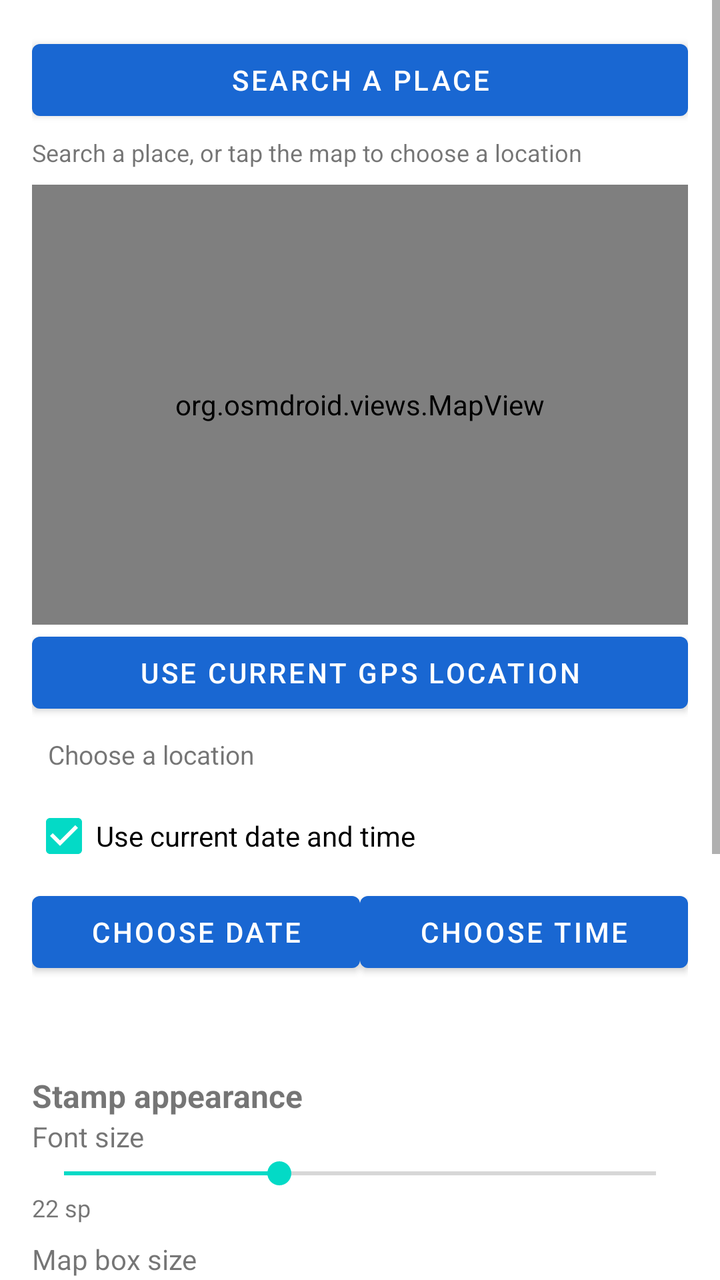
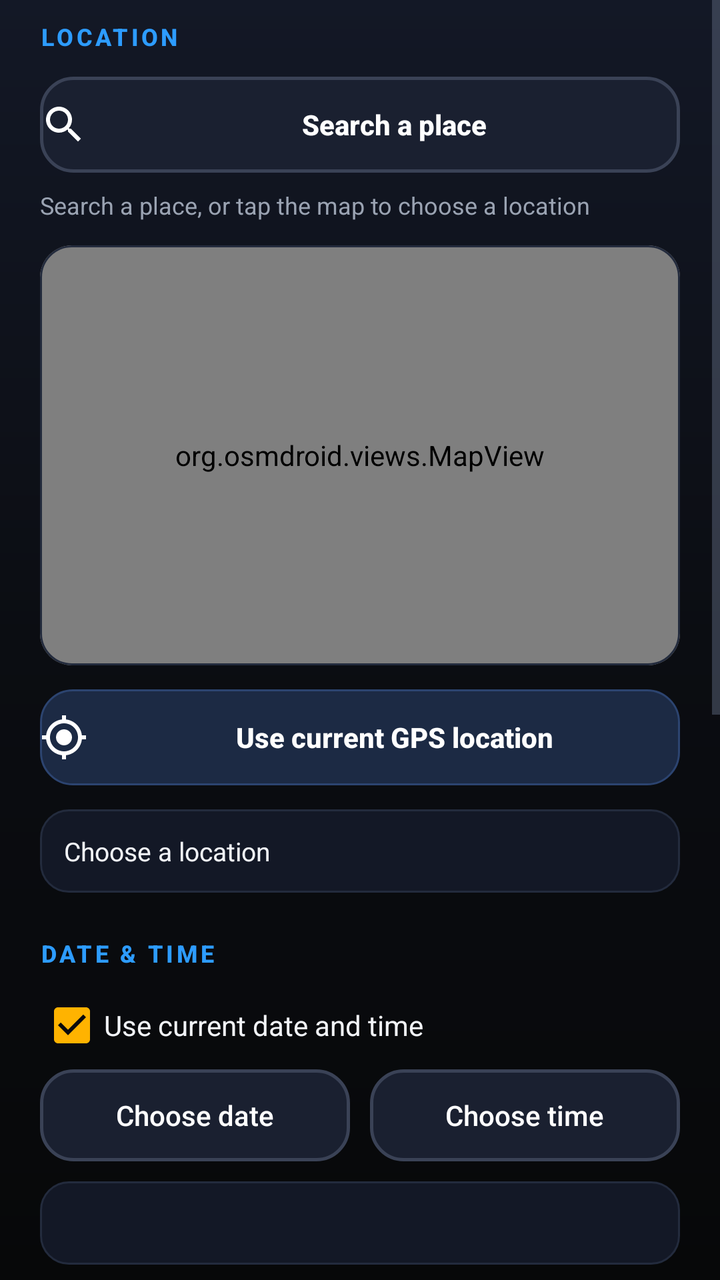

Before-and-after screenshots of an Android layout around one commit, followed by the original layout XML and the change that was made.
<!-- AndroidManifest.xml: application theme Theme.GpsMapCamera -->
<!-- res/layout/dialog_stamp_options.xml -->
<ScrollView xmlns:android="http://schemas.android.com/apk/res/android"
    android:layout_width="match_parent" android:layout_height="match_parent" android:fillViewport="true">
    <LinearLayout android:layout_width="match_parent" android:layout_height="wrap_content"
        android:orientation="vertical" android:padding="16dp">
        <Button android:id="@+id/searchPlaceButton" android:layout_width="match_parent"
            android:layout_height="wrap_content" android:text="Search a place"/>
        <TextView android:layout_width="match_parent" android:layout_height="wrap_content"
            android:text="Search a place, or tap the map to choose a location" android:textSize="12sp"
            android:layout_marginTop="4dp"/>
        <org.osmdroid.views.MapView android:id="@+id/locationMap"
            android:layout_width="match_parent" android:layout_height="220dp"
            android:layout_marginTop="8dp"/>
        <Button android:id="@+id/useGpsButton" android:layout_width="match_parent"
            android:layout_height="wrap_content" android:text="Use current GPS location"/>
        <TextView android:id="@+id/locationSummary" android:layout_width="match_parent"
            android:layout_height="wrap_content" android:text="Choose a location"
            android:padding="8dp" android:textSize="13sp"/>
        <CheckBox android:id="@+id/useCurrentTime" android:layout_width="match_parent"
            android:layout_height="wrap_content" android:text="Use current date and time"
            android:checked="true"/>
        <LinearLayout android:layout_width="match_parent" android:layout_height="wrap_content"
            android:orientation="horizontal">
            <Button android:id="@+id/pickDateButton" android:layout_width="0dp"
                android:layout_weight="1" android:layout_height="wrap_content" android:text="Choose date"/>
            <Button android:id="@+id/pickTimeButton" android:layout_width="0dp"
                android:layout_weight="1" android:layout_height="wrap_content" android:text="Choose time"/>
        </LinearLayout>
        <TextView android:id="@+id/dateTimeSummary" android:layout_width="match_parent"
            android:layout_height="wrap_content" android:padding="8dp"/>
        <TextView android:layout_width="match_parent" android:layout_height="wrap_content"
            android:text="Stamp appearance" android:textStyle="bold" android:textSize="16sp"
            android:layout_marginTop="12dp" />
        <TextView android:layout_width="match_parent" android:layout_height="wrap_content"
            android:text="Font size" />
        <SeekBar android:id="@+id/stampFontSize" android:layout_width="match_parent"
            android:layout_height="wrap_content" android:max="22" android:progress="8" />
        <TextView android:id="@+id/fontSizeValue" android:layout_width="match_parent"
            android:layout_height="wrap_content" android:text="22 sp" android:textSize="12sp" />
        <TextView android:layout_width="match_parent" android:layout_height="wrap_content"
            android:text="Map box size" android:layout_marginTop="8dp" />
        <SeekBar android:id="@+id/stampMapSize" android:layout_width="match_parent"
            android:layout_height="wrap_content" android:max="110" android:progress="55" />
        <TextView android:id="@+id/mapSizeValue" android:layout_width="match_parent"
            android:layout_height="wrap_content" android:text="145 dp" android:textSize="12sp" />
        <TextView android:layout_width="match_parent" android:layout_height="wrap_content"
            android:text="Font color" android:layout_marginTop="8dp" />
        <Spinner android:id="@+id/stampFontColor" android:layout_width="match_parent"
            android:layout_height="wrap_content" />
        <TextView android:layout_width="match_parent" android:layout_height="wrap_content"
            android:text="Show on stamp" android:textStyle="bold" android:layout_marginTop="8dp" />
        <CheckBox android:id="@+id/showAddressLine" android:layout_width="match_parent"
            android:layout_height="wrap_content" android:text="Show address / area" android:checked="true" />
        <CheckBox android:id="@+id/showCoordinates" android:layout_width="match_parent"
            android:layout_height="wrap_content" android:text="Show latitude and longitude" android:checked="true" />
        <CheckBox android:id="@+id/showDateTime" android:layout_width="match_parent"
            android:layout_height="wrap_content" android:text="Show date and time" android:checked="true" />
        <Button android:id="@+id/applyOptionsButton" android:layout_width="match_parent"
            android:layout_height="wrap_content" android:text="Preview stamp"/>
    </LinearLayout>
</ScrollView>
<!-- resources referenced by this layout -->
<resources>
  <style name="Theme.GpsMapCamera" parent="Theme.MaterialComponents.DayNight.NoActionBar">
          <item name="colorPrimary">#1967D2</item>
          <item name="colorPrimaryVariant">#174EA6</item>
          <item name="colorOnPrimary">#FFFFFF</item>
      </style>
</resources>

<!-- the commit's change to res/layout/dialog_stamp_options.xml (unified diff, before → after) -->
@@ -1,60 +1,264 @@
+<?xml version="1.0" encoding="utf-8"?>
 <ScrollView xmlns:android="http://schemas.android.com/apk/res/android"
-    android:layout_width="match_parent" android:layout_height="match_parent" android:fillViewport="true">
-    <LinearLayout android:layout_width="match_parent" android:layout_height="wrap_content"
-        android:orientation="vertical" android:padding="16dp">
-        <Button android:id="@+id/searchPlaceButton" android:layout_width="match_parent"
-            android:layout_height="wrap_content" android:text="Search a place"/>
-        <TextView android:layout_width="match_parent" android:layout_height="wrap_content"
-            android:text="Search a place, or tap the map to choose a location" android:textSize="12sp"
-            android:layout_marginTop="4dp"/>
-        <org.osmdroid.views.MapView android:id="@+id/locationMap"
-            android:layout_width="match_parent" android:layout_height="220dp"
-            android:layout_marginTop="8dp"/>
-        <Button android:id="@+id/useGpsButton" android:layout_width="match_parent"
-            android:layout_height="wrap_content" android:text="Use current GPS location"/>
-        <TextView android:id="@+id/locationSummary" android:layout_width="match_parent"
-            android:layout_height="wrap_content" android:text="Choose a location"
-            android:padding="8dp" android:textSize="13sp"/>
-        <CheckBox android:id="@+id/useCurrentTime" android:layout_width="match_parent"
-            android:layout_height="wrap_content" android:text="Use current date and time"
-            android:checked="true"/>
-        <LinearLayout android:layout_width="match_parent" android:layout_height="wrap_content"
+    android:layout_width="match_parent"
+    android:layout_height="match_parent"
+    android:fillViewport="true"
+    android:overScrollMode="ifContentScrolls">
+
+    <LinearLayout
+        android:layout_width="match_parent"
+        android:layout_height="wrap_content"
+        android:orientation="vertical"
+        android:paddingStart="20dp"
+        android:paddingEnd="20dp"
+        android:paddingTop="10dp"
+        android:paddingBottom="14dp">
+
+        
+        <TextView style="@style/SectionLabel"
+            android:layout_width="match_parent"
+            android:layout_height="wrap_content"
+            android:text="LOCATION" />
+
+        <androidx.appcompat.widget.AppCompatButton
+            android:id="@+id/searchPlaceButton"
+            android:layout_width="match_parent"
+            android:layout_height="48dp"
+            android:layout_marginTop="12dp"
+            android:background="@drawable/bg_button_outline"
+            android:drawableStart="@drawable/ic_action_search"
+            android:drawablePadding="10dp"
+            android:gravity="center"
+            android:text="Search a place"
+            android:textColor="@color/btn_text_light"
+            android:textSize="14sp"
+            android:textStyle="bold"
+            android:textAllCaps="false"
+            android:stateListAnimator="@null" />
+
+        <TextView
+            android:layout_width="match_parent"
+            android:layout_height="wrap_content"
+            android:layout_marginTop="8dp"
+            android:text="Search a place, or tap the map to choose a location"
+            android:textColor="@color/text_muted"
+            android:textSize="12sp" />
+
+        <com.google.android.material.card.MaterialCardView
+            android:layout_width="match_parent"
+            android:layout_height="wrap_content"
+            android:layout_marginTop="12dp"
+            app:cardBackgroundColor="#10141D"
+            app:cardCornerRadius="16dp"
+            app:cardElevation="0dp"
+            app:strokeWidth="1dp"
+            app:strokeColor="@color/surface_stroke_soft"
+            xmlns:app="http://schemas.android.com/apk/res-auto">
+
+            <org.osmdroid.views.MapView
+                android:id="@+id/locationMap"
+                android:layout_width="match_parent"
+                android:layout_height="210dp" />
+        </com.google.android.material.card.MaterialCardView>
+
+        <androidx.appcompat.widget.AppCompatButton
+            android:id="@+id/useGpsButton"
+            android:layout_width="match_parent"
+            android:layout_height="48dp"
+            android:layout_marginTop="12dp"
+            android:background="@drawable/bg_button_tonal"
+            android:drawableStart="@drawable/ic_action_gps"
+            android:drawablePadding="10dp"
+            android:gravity="center"
+            android:text="Use current GPS location"
+            android:textColor="@color/btn_text_light"
+            android:textSize="14sp"
+            android:textStyle="bold"
+            android:textAllCaps="false"
+            android:stateListAnimator="@null" />
+
+        <TextView
+            android:id="@+id/locationSummary"
+            style="@style/InfoBox"
+            android:layout_width="match_parent"
+            android:layout_height="wrap_content"
+            android:layout_marginTop="12dp"
+            android:text="Choose a location" />
+
+        
+        <TextView style="@style/SectionLabel"
+            android:layout_width="match_parent"
+            android:layout_height="wrap_content"
+            android:layout_marginTop="22dp"
+            android:text="DATE &amp; TIME" />
+
+        <CheckBox
+            android:id="@+id/useCurrentTime"
+            android:layout_width="match_parent"
+            android:layout_height="wrap_content"
+            android:layout_marginTop="6dp"
+            android:minHeight="44dp"
+            android:text="Use current date and time"
+            android:textColor="@color/text_bright"
+            android:textSize="14sp"
+            android:checked="true" />
+
+        <LinearLayout
+            android:layout_width="match_parent"
+            android:layout_height="wrap_content"
             android:orientation="horizontal">
-            <Button android:id="@+id/pickDateButton" android:layout_width="0dp"
-                android:layout_weight="1" android:layout_height="wrap_content" android:text="Choose date"/>
-            <Button android:id="@+id/pickTimeButton" android:layout_width="0dp"
-                android:layout_weight="1" android:layout_height="wrap_content" android:text="Choose time"/>
+
+            <androidx.appcompat.widget.AppCompatButton
+                android:id="@+id/pickDateButton"
+                android:layout_width="0dp"
+                android:layout_weight="1"
+                android:layout_height="46dp"
+                android:background="@drawable/bg_button_outline"
+                android:text="Choose date"
+                android:textColor="@color/btn_text_light"
+                android:textSize="14sp"
+                android:textAllCaps="false"
+                android:stateListAnimator="@null" />
+
+            <Space
+                android:layout_width="10dp"
+                android:layout_height="1dp" />
+
+            <androidx.appcompat.widget.AppCompatButton
+                android:id="@+id/pickTimeButton"
+                android:layout_width="0dp"
+                android:layout_weight="1"
+                android:layout_height="46dp"
+                android:background="@drawable/bg_button_outline"
+                android:text="Choose time"
+                android:textColor="@color/btn_text_light"
+                android:textSize="14sp"
+                android:textAllCaps="false"
+                android:stateListAnimator="@null" />
         </LinearLayout>
-        <TextView android:id="@+id/dateTimeSummary" android:layout_width="match_parent"
-            android:layout_height="wrap_content" android:padding="8dp"/>
-        <TextView android:layout_width="match_parent" android:layout_height="wrap_content"
-            android:text="Stamp appearance" android:textStyle="bold" android:textSize="16sp"
-            android:layout_marginTop="12dp" />
-        <TextView android:layout_width="match_parent" android:layout_height="wrap_content"
+
+        <TextView
+            android:id="@+id/dateTimeSummary"
+            style="@style/InfoBox"
+            android:layout_width="match_parent"
+            android:layout_height="wrap_content"
+            android:layout_marginTop="10dp" />
+
+        
+        <TextView style="@style/SectionLabel"
+            android:layout_width="match_parent"
+            android:layout_height="wrap_content"
+            android:layout_marginTop="22dp"
+            android:text="STAMP APPEARANCE" />
+
+        <TextView style="@style/FieldLabel"
+            android:layout_width="match_parent"
+            android:layout_height="wrap_content"
+            android:layout_marginTop="12dp"
             android:text="Font size" />
-        <SeekBar android:id="@+id/stampFontSize" android:layout_width="match_parent"
-            android:layout_height="wrap_content" android:max="22" android:progress="8" />
-        <TextView android:id="@+id/fontSizeValue" android:layout_width="match_parent"
-            android:layout_height="wrap_content" android:text="22 sp" android:textSize="12sp" />
-        <TextView android:layout_width="match_parent" android:layout_height="wrap_content"
-            android:text="Map box size" android:layout_marginTop="8dp" />
-        <SeekBar android:id="@+id/stampMapSize" android:layout_width="match_parent"
-            android:layout_height="wrap_content" android:max="110" android:progress="55" />
-        <TextView android:id="@+id/mapSizeValue" android:layout_width="match_parent"
-            android:layout_height="wrap_content" android:text="145 dp" android:textSize="12sp" />
-        <TextView android:layout_width="match_parent" android:layout_height="wrap_content"
-            android:text="Font color" android:layout_marginTop="8dp" />
-        <Spinner android:id="@+id/stampFontColor" android:layout_width="match_parent"
-            android:layout_height="wrap_content" />
-        <TextView android:layout_width="match_parent" android:layout_height="wrap_content"
-            android:text="Show on stamp" android:textStyle="bold" android:layout_marginTop="8dp" />
-        <CheckBox android:id="@+id/showAddressLine" android:layout_width="match_parent"
-            android:layout_height="wrap_content" android:text="Show address / area" android:checked="true" />
-        <CheckBox android:id="@+id/showCoordinates" android:layout_width="match_parent"
-            android:layout_height="wrap_content" android:text="Show latitude and longitude" android:checked="true" />
-        <CheckBox android:id="@+id/showDateTime" android:layout_width="match_parent"
-            android:layout_height="wrap_content" android:text="Show date and time" android:checked="true" />
-        <Button android:id="@+id/applyOptionsButton" android:layout_width="match_parent"
-            android:layout_height="wrap_content" android:text="Preview stamp"/>
+
+        <SeekBar
+            android:id="@+id/stampFontSize"
+            android:layout_width="match_parent"
+            android:layout_height="wrap_content"
+            android:layout_marginTop="4dp"
+            android:max="22"
+            android:progress="8" />
+
+        <TextView
+            android:id="@+id/fontSizeValue"
+            android:layout_width="match_parent"
+            android:layout_height="wrap_content"
+            android:text="22 sp"
+            android:textColor="@color/text_muted"
+            android:textSize="12sp" />
+
+        <TextView style="@style/FieldLabel"
+            android:layout_width="match_parent"
+            android:layout_height="wrap_content"
+            android:layout_marginTop="10dp"
+            android:text="Map box size" />
+
+        <SeekBar
+            android:id="@+id/stampMapSize"
+            android:layout_width="match_parent"
+            android:layout_height="wrap_content"
+            android:layout_marginTop="4dp"
+            android:max="110"
+            android:progress="55" />
+
+        <TextView
+            android:id="@+id/mapSizeValue"
+            android:layout_width="match_parent"
+            android:layout_height="wrap_content"
+            android:text="145 dp"
+            android:textColor="@color/text_muted"
+            android:textSize="12sp" />
+
+        <TextView style="@style/FieldLabel"
+            android:layout_width="match_parent"
+            android:layout_height="wrap_content"
+            android:layout_marginTop="12dp"
+            android:text="Font color" />
+
+        <Spinner
+            android:id="@+id/stampFontColor"
+            android:layout_width="match_parent"
+            android:layout_height="48dp"
+            android:layout_marginTop="4dp" />
+
+        
+        <TextView style="@style/SectionLabel"
+            android:layout_width="match_parent"
+            android:layout_height="wrap_content"
+            android:layout_marginTop="22dp"
+            android:text="SHOW ON STAMP" />
+
+        <CheckBox
+            android:id="@+id/showAddressLine"
+            android:layout_width="match_parent"
+            android:layout_height="wrap_content"
+            android:layout_marginTop="6dp"
+            android:minHeight="44dp"
+            android:text="Show address / area"
+            android:textColor="@color/text_bright"
+            android:textSize="14sp"
+            android:checked="true" />
+
+        <CheckBox
+            android:id="@+id/showCoordinates"
+            android:layout_width="match_parent"
+            android:layout_height="wrap_content"
+            android:minHeight="44dp"
+            android:text="Show latitude and longitude"
+            android:textColor="@color/text_bright"
+            android:textSize="14sp"
+            android:checked="true" />
+
+        <CheckBox
+            android:id="@+id/showDateTime"
+            android:layout_width="match_parent"
+            android:layout_height="wrap_content"
+            android:minHeight="44dp"
+            android:text="Show date and time"
+            android:textColor="@color/text_bright"
+            android:textSize="14sp"
+            android:checked="true" />
+
+        <androidx.appcompat.widget.AppCompatButton
+            android:id="@+id/applyOptionsButton"
+            android:layout_width="match_parent"
+            android:layout_height="54dp"
+            android:layout_marginTop="16dp"
+            android:background="@drawable/bg_button_primary"
+            android:drawableStart="@drawable/ic_action_tune"
+            android:drawablePadding="10dp"
+            android:gravity="center"
+            android:text="Preview stamp"
+            android:textColor="@color/btn_text_light"
+            android:textSize="15sp"
+            android:textStyle="bold"
+            android:textAllCaps="false"
+            android:stateListAnimator="@null" />
     </LinearLayout>
 </ScrollView>
<!-- resource entries referenced after the edit -->
@@ -1,9 +1,202 @@
 <!-- resources referenced by this layout -->
 <resources>
-  <style name="Theme.GpsMapCamera" parent="Theme.MaterialComponents.DayNight.NoActionBar">
-          <item name="colorPrimary">#1967D2</item>
-          <item name="colorPrimaryVariant">#174EA6</item>
+  <color name="surface_stroke_soft">#232B3D</color>
+  <color name="text_bright">#F2F4F8</color>
+  <color name="text_muted">#9AA3B2</color>
+  <!-- drawable bg_button_outline (drawable) -->
+  <?xml version="1.0" encoding="utf-8"?>
+  <selector xmlns:android="http://schemas.android.com/apk/res/android">
+      <item android:state_enabled="false">
+          <shape>
+              <corners android:radius="16dp" />
+              <solid android:color="@color/btn_disabled_fill" />
+              <stroke android:width="1dp" android:color="#2A3140" />
+          </shape>
+      </item>
+      <item>
+          <ripple android:color="#33FFFFFF">
+              <item>
+                  <shape>
+                      <corners android:radius="16dp" />
+                      <solid android:color="#1A2030" />
+                      <stroke
+                          android:width="1.5dp"
+                          android:color="#3A4256" />
+                  </shape>
+              </item>
+          </ripple>
+      </item>
+  </selector>
+  <!-- drawable bg_button_primary (drawable) -->
+  <?xml version="1.0" encoding="utf-8"?>
+  <selector xmlns:android="http://schemas.android.com/apk/res/android">
+      <item android:state_enabled="false">
+          <shape>
+              <corners android:radius="16dp" />
+              <solid android:color="@color/btn_disabled_fill" />
+              <stroke android:width="1dp" android:color="#2A3140" />
+          </shape>
+      </item>
+      <item>
+          <ripple android:color="#4DFFFFFF">
+              <item>
+                  <shape>
+                      <corners android:radius="16dp" />
+                      <gradient
+                          android:angle="0"
+                          android:startColor="#4FB2FF"
+                          android:centerColor="#2D9CFF"
+                          android:endColor="#1967D2" />
+                  </shape>
+              </item>
+          </ripple>
+      </item>
+  </selector>
+  <!-- drawable bg_button_tonal (drawable) -->
+  <?xml version="1.0" encoding="utf-8"?>
+  <selector xmlns:android="http://schemas.android.com/apk/res/android">
+      <item android:state_enabled="false">
+          <shape>
+              <corners android:radius="16dp" />
+              <solid android:color="@color/btn_disabled_fill" />
+              <stroke android:width="1dp" android:color="#2A3140" />
+          </shape>
+      </item>
+      <item>
+          <ripple android:color="#33FFFFFF">
+              <item>
+                  <shape>
+                      <corners android:radius="16dp" />
+                      <solid android:color="#1C2A44" />
+                      <stroke
+                          android:width="1dp"
+                          android:color="#2C4470" />
+                  </shape>
+              </item>
+          </ripple>
+      </item>
+  </selector>
+  <!-- drawable ic_action_gps (drawable) -->
+  <?xml version="1.0" encoding="utf-8"?>
+  <vector xmlns:android="http://schemas.android.com/apk/res/android"
+      android:width="24dp"
+      android:height="24dp"
+      android:viewportWidth="24"
+      android:viewportHeight="24">
+      <path
+          android:fillColor="#FFFFFFFF"
+          android:pathData="M12,8c-2.21,0 -4,1.79 -4,4s1.79,4 4,4 4,-1.79 4,-4 -1.79,-4 -4,-4zM20.94,11c-0.46,-4.17 -3.77,-7.48 -7.94,-7.94L13,1h-2v2.06C6.83,3.52 3.52,6.83 3.06,11L1,11v2h2.06c0.46,4.17 3.77,7.48 7.94,7.94L11,23h2v-2.06c4.17,-0.46 7.48,-3.77 7.94,-7.94L23,13v-2h-2.06zM12,19c-3.87,0 -7,-3.13 -7,-7s3.13,-7 7,-7 7,3.13 7,7 -3.13,7 -7,7z" />
+  </vector>
+  <!-- drawable ic_action_search (drawable) -->
+  <?xml version="1.0" encoding="utf-8"?>
+  <vector xmlns:android="http://schemas.android.com/apk/res/android"
+      android:width="24dp"
+      android:height="24dp"
+      android:viewportWidth="24"
+      android:viewportHeight="24">
+      <path
+          android:fillColor="#FFFFFFFF"
+          android:pathData="M15.5,14h-0.79l-0.28,-0.27C15.41,12.59 16,11.11 16,9.5 16,5.91 13.09,3 9.5,3S3,5.91 3,9.5 5.91,16 9.5,16c1.61,0 3.09,-0.59 4.23,-1.57l0.27,0.28v0.79l5,4.99L20.49,19l-4.99,-5zM9.5,14C7.01,14 5,11.99 5,9.5S7.01,5 9.5,5 14,7.01 14,9.5 11.99,14 9.5,14z" />
+  </vector>
+  <!-- drawable ic_action_tune (drawable) -->
+  <?xml version="1.0" encoding="utf-8"?>
+  <vector xmlns:android="http://schemas.android.com/apk/res/android"
+      android:width="24dp"
+      android:height="24dp"
+      android:viewportWidth="24"
+      android:viewportHeight="24">
+      <path
+          android:fillColor="#FFFFFFFF"
+          android:pathData="M3,17v2h6v-2L3,17zM3,5v2h10L13,5L3,5zM13,21v-2h8v-2h-8v-2h-2v6h2zM7,9v2L3,11v2h4v2h2L9,9L7,9zM21,13v-2L11,11v2h10zM15,9h2L17,7h4L21,5h-4L17,3h-2v6z" />
+  </vector>
+  <style name="FieldLabel">
+          <item name="android:textColor">@color/text_muted</item>
+          <item name="android:textSize">13sp</item>
+      </style>
+  <style name="InfoBox">
+          <item name="android:background">@drawable/bg_info_box</item>
+          <item name="android:padding">12dp</item>
+          <item name="android:textColor">@color/text_bright</item>
+          <item name="android:textSize">13sp</item>
+          <item name="android:lineSpacingExtra">3dp</item>
+      </style>
+  <style name="SectionLabel">
+          <item name="android:textColor">@color/accent_blue</item>
+          <item name="android:textSize">12sp</item>
+          <item name="android:textStyle">bold</item>
+          <item name="android:letterSpacing">0.12</item>
+          <item name="android:fontFamily">sans-serif-medium</item>
+      </style>
+  <style name="Theme.GpsMapCamera" parent="Theme.MaterialComponents.NoActionBar">
+          <item name="colorPrimary">@color/accent_blue</item>
+          <item name="colorPrimaryVariant">@color/accent_blue_deep</item>
           <item name="colorOnPrimary">#FFFFFF</item>
-      </style>
+          <item name="colorSecondary">@color/accent_amber</item>
+          <item name="colorSecondaryVariant">@color/accent_amber_deep</item>
+          <item name="colorOnSecondary">@color/on_amber</item>
+          <item name="android:colorBackground">@color/bg_deep</item>
+          <item name="colorSurface">@color/surface_dark</item>
+          <item name="colorOnSurface">@color/text_bright</item>
+          <item name="colorOnError">#FF6E6E</item>
+          <item name="android:textColorPrimary">@color/text_bright</item>
+          <item name="android:textColorSecondary">@color/text_muted</item>
+          <item name="android:colorControlActivated">@color/accent_blue</item>
+          <item name="android:colorControlNormal">#5A6478</item>
+          <item name="android:windowBackground">@drawable/bg_main_gradient</item>
+          <item name="android:statusBarColor">@color/bg_deep</item>
+          <item name="android:navigationBarColor">@color/bg_deep</item>
+          <item name="android:windowLightStatusBar">false</item>
+          <item name="alertDialogTheme">@style/Theme.GpsMapCamera.Alert</item>
+      </style>
+  <color name="btn_disabled_fill">#232833</color>
+  <!-- drawable bg_info_box (drawable) -->
+  <?xml version="1.0" encoding="utf-8"?>
+  <shape xmlns:android="http://schemas.android.com/apk/res/android">
+      <corners android:radius="14dp" />
+      <solid android:color="#131826" />
+      <stroke
+          android:width="1dp"
+          android:color="@color/surface_stroke_soft" />
+  </shape>
+  <color name="accent_blue">#2D9CFF</color>
+  <color name="accent_blue_deep">#1967D2</color>
+  <color name="accent_amber">#FFB300</color>
+  <color name="accent_amber_deep">#FF8F00</color>
+  <color name="on_amber">#1A1200</color>
+  <color name="bg_deep">#0B0D12</color>
+  <color name="surface_dark">#171B24</color>
+  <!-- drawable bg_main_gradient (drawable) -->
+  <?xml version="1.0" encoding="utf-8"?>
+  <shape xmlns:android="http://schemas.android.com/apk/res/android">
+      <gradient
+          android:angle="270"
+          android:startColor="#131826"
+          android:centerColor="#0B0D12"
+          android:endColor="#070809" />
+  </shape>
+  <style name="Theme.GpsMapCamera.Alert" parent="ThemeOverlay.MaterialComponents.Dialog.Alert">
+          <item name="android:windowBackground">@drawable/bg_dialog_window</item>
+          <item name="colorPrimary">@color/accent_blue</item>
+          <item name="colorSecondary">@color/accent_amber</item>
+          <item name="android:textColorPrimary">@color/text_bright</item>
+          <item name="android:textColor">@color/text_bright</item>
+          <item name="android:colorControlActivated">@color/accent_blue</item>
+          <item name="colorControlNormal">#5A6478</item>
+      </style>
+  <!-- drawable bg_dialog_window (drawable) -->
+  <?xml version="1.0" encoding="utf-8"?>
+  <inset xmlns:android="http://schemas.android.com/apk/res/android"
+      android:insetLeft="18dp"
+      android:insetTop="14dp"
+      android:insetRight="18dp"
+      android:insetBottom="14dp">
+      <shape>
+          <corners android:radius="22dp" />
+          <solid android:color="@color/surface_dark" />
+          <stroke
+              android:width="1dp"
+              android:color="@color/surface_stroke_soft" />
+      </shape>
+  </inset>
 </resources>
 
